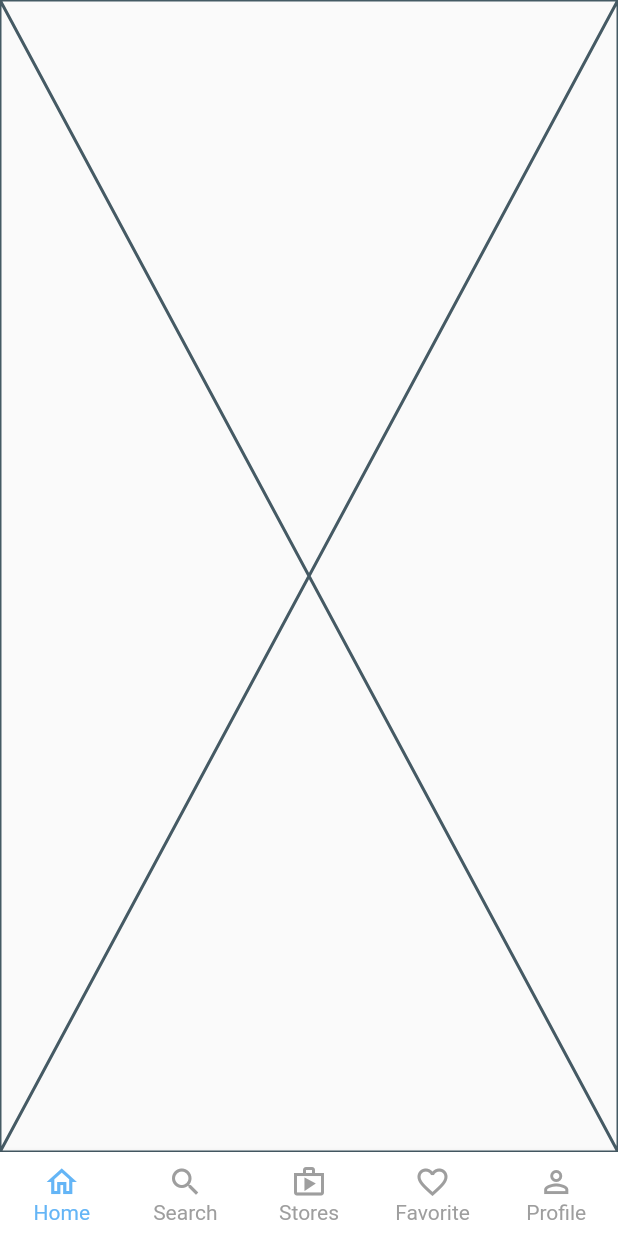
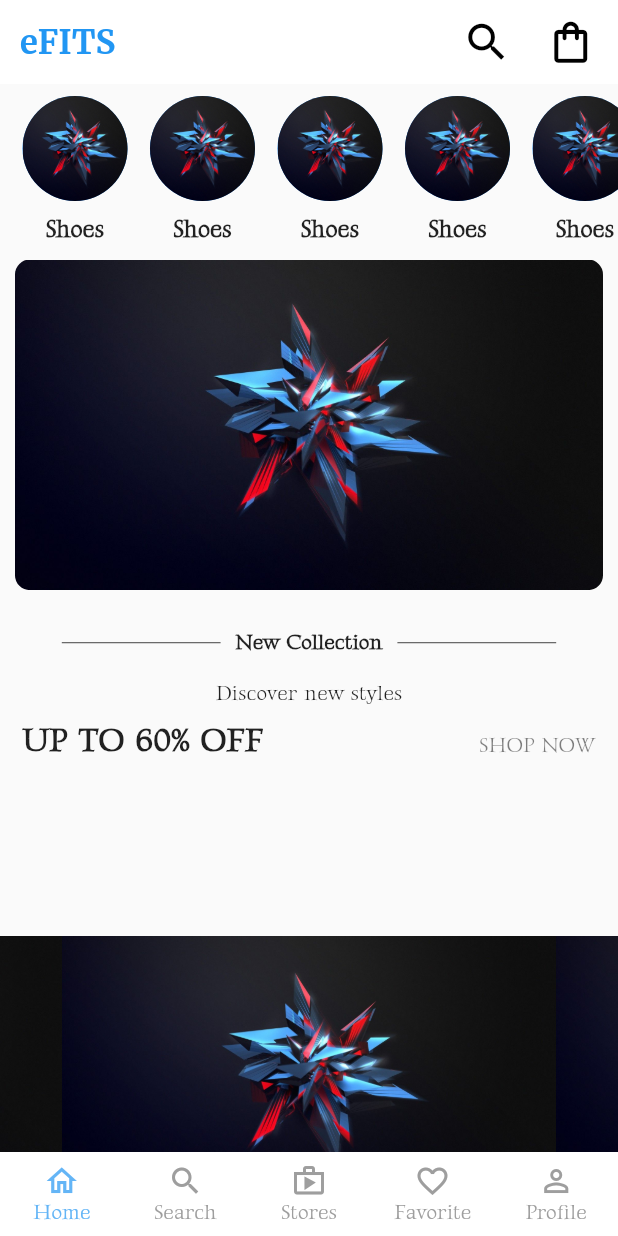
Before and after one commit to anthonyarinze/efits, a Flutter app: the screen it shows after launch, on a phone screen of 412 x 824 dp. Run offline on Flutter 3.47's test engine with Material 2 defaults, Android fonts, the phone set to English and light mode, and no system bars; drawn by our look-alikes of carousel_slider.

Commit message:
Bottom Carousel Slider Work

```diff
--- a/lib/main.dart
+++ b/lib/main.dart
@@ -14,9 +14,7 @@ class MyApp extends StatelessWidget {
     return MaterialApp(
       debugShowCheckedModeBanner: false,
       title: 'efits',
-      theme: ThemeData(
-        primarySwatch: Colors.blue,
-      ),
+      theme: ThemeData(primarySwatch: Colors.blue, fontFamily: "Gideon Roman"),
       home: const Master(),
     );
   }
--- a/lib/pages/home.dart
+++ b/lib/pages/home.dart
@@ -1,11 +1,146 @@
-import 'package:flutter/src/widgets/framework.dart';
-import 'package:flutter/src/widgets/placeholder.dart';
+import 'package:carousel_slider/carousel_slider.dart';
+import 'package:flutter/material.dart';
 
-class Home extends StatelessWidget {
+import '../widgets/widgets.dart';
+
+class Home extends StatefulWidget {
   const Home({super.key});
 
   @override
+  State<Home> createState() => _HomeState();
+}
+
+class _HomeState extends State<Home> {
+  final List<String> imgList = [
+    "images/star.jpg",
+    "images/star.jpg",
+    "images/star.jpg",
+    "images/star.jpg",
+  ];
+
+  @override
   Widget build(BuildContext context) {
-    return const Placeholder();
+    return SafeArea(
+      child: Scaffold(
+        appBar: AppBar(
+          elevation: 0.0,
+          leadingWidth: 90,
+          scrolledUnderElevation: 2.0,
+          backgroundColor: Colors.white,
+          leading: const Center(
+            child: Text(
+              "eFITS",
+              style: TextStyle(
+                color: Colors.blue,
+                fontSize: 22,
+                fontFamily: "Merriweather",
+                fontWeight: FontWeight.bold,
+              ),
+            ),
+          ),
+          actions: [
+            Padding(
+              padding: const EdgeInsets.only(right: 8.0),
+              child: IconButton(
+                onPressed: () {},
+                icon: const Icon(
+                  Icons.search,
+                  color: Colors.black,
+                  size: 33,
+                ),
+              ),
+            ),
+            Padding(
+              padding: const EdgeInsets.only(right: 8.0),
+              child: IconButton(
+                onPressed: () {},
+                icon: const Icon(
+                  Icons.shopping_bag_outlined,
+                  color: Colors.black,
+                  size: 33,
+                ),
+              ),
+            ),
+          ],
+        ),
+        body: SingleChildScrollView(
+          scrollDirection: Axis.vertical,
+          child: Column(
+            children: [
+              SingleChildScrollView(
+                scrollDirection: Axis.horizontal,
+                child: Row(
+                  children: List.generate(
+                    6,
+                    (index) => const BuildAvatarWidget(
+                      backgroundImage: AssetImage("images/star.jpg"),
+                      title: "Shoes",
+                    ),
+                  ),
+                ),
+              ),
+              Padding(
+                padding: const EdgeInsets.symmetric(
+                  horizontal: 10.0,
+                  vertical: 10.0,
+                ),
+                child: ClipRRect(
+                  borderRadius: BorderRadius.circular(10.0),
+                  child: Image.asset("images/star.jpg"),
+                ),
+              ),
+              const OrDivider(
+                text: "New Collection",
+              ),
+              const Text("Discover new styles"),
+              Padding(
+                padding: const EdgeInsets.symmetric(vertical: 10.0),
+                child: Row(
+                  mainAxisAlignment: MainAxisAlignment.spaceBetween,
+                  children: [
+                    const Padding(
+                      padding: EdgeInsets.only(left: 15.0),
+                      child: Text(
+                        "UP TO 60% OFF",
+                        style: TextStyle(
+                          fontSize: 22,
+                          fontWeight: FontWeight.bold,
+                        ),
+                      ),
+                    ),
+                    Padding(
+                      padding: const EdgeInsets.only(right: 15.0, top: 7.0),
+                      child: Text(
+                        "SHOP NOW",
+                        style: TextStyle(
+                          fontWeight: FontWeight.w500,
+                          color: Colors.black.withOpacity(0.5),
+                        ),
+                      ),
+                    ),
+                  ],
+                ),
+              ),
+              CarouselSlider(
+                options: CarouselOptions(height: 400.0),
+                items: imgList
+                    .map(
+                      (item) => Container(
+                        child: Center(
+                          child: Image.asset(
+                            item,
+                            fit: BoxFit.cover,
+                            width: 1000,
+                          ),
+                        ),
+                      ),
+                    )
+                    .toList(),
+              ),
+            ],
+          ),
+        ),
+      ),
+    );
   }
 }
--- /dev/null
+++ b/lib/widgets/widgets.dart
@@ -0,0 +1,78 @@
+import 'package:flutter/material.dart';
+
+class BuildAvatarWidget extends StatelessWidget {
+  final ImageProvider<Object> backgroundImage;
+  final String title;
+
+  const BuildAvatarWidget({
+    super.key,
+    required this.backgroundImage,
+    required this.title,
+  });
+
+  @override
+  Widget build(BuildContext context) {
+    return Padding(
+      padding: const EdgeInsets.only(left: 15.0, top: 8.0),
+      child: Column(
+        mainAxisAlignment: MainAxisAlignment.center,
+        children: [
+          CircleAvatar(
+            backgroundImage: backgroundImage,
+            radius: 35,
+          ),
+          const SizedBox(height: 10),
+          Text(
+            title,
+            style: const TextStyle(
+              fontSize: 16,
+              fontWeight: FontWeight.bold,
+            ),
+          ),
+        ],
+      ),
+    );
+  }
+}
+
+class OrDivider extends StatelessWidget {
+  final String text;
+  const OrDivider({Key? key, required this.text}) : super(key: key);
+
+  @override
+  Widget build(BuildContext context) {
+    Size size = MediaQuery.of(context).size;
+    return Container(
+      margin: EdgeInsets.symmetric(vertical: size.height * 0.02),
+      width: size.width * 0.8,
+      child: Row(
+        children: <Widget>[
+          buildDivider(),
+          Padding(
+            padding: const EdgeInsets.symmetric(horizontal: 10),
+            child: Column(
+              children: [
+                Text(
+                  text,
+                  style: const TextStyle(
+                    fontWeight: FontWeight.bold,
+                  ),
+                ),
+              ],
+            ),
+          ),
+          buildDivider(),
+        ],
+      ),
+    );
+  }
+
+  Expanded buildDivider() {
+    return Expanded(
+      child: Divider(
+        color: Colors.grey.shade800,
+        height: 2,
+      ),
+    );
+  }
+}
--- a/pubspec.yaml
+++ b/pubspec.yaml
@@ -13,6 +13,7 @@ dependencies:
     sdk: flutter
 
   cupertino_icons: ^1.0.2
+  carousel_slider: ^4.2.1
 
 dev_dependencies:
   flutter_test:
@@ -24,9 +25,8 @@ flutter:
   uses-material-design: true
 
   # To add assets to your application, add an assets section, like this:
-  # assets:
-  #   - images/a_dot_burr.jpeg
-  #   - images/a_dot_ham.jpeg
+  assets:
+    - images/star.jpg
 
   # An image asset can refer to one or more resolution-specific "variants", see
   # https://flutter.dev/assets-and-images/#resolution-aware
```
Also changed, not shown: images/star.jpg (added), pubspec.lock.
